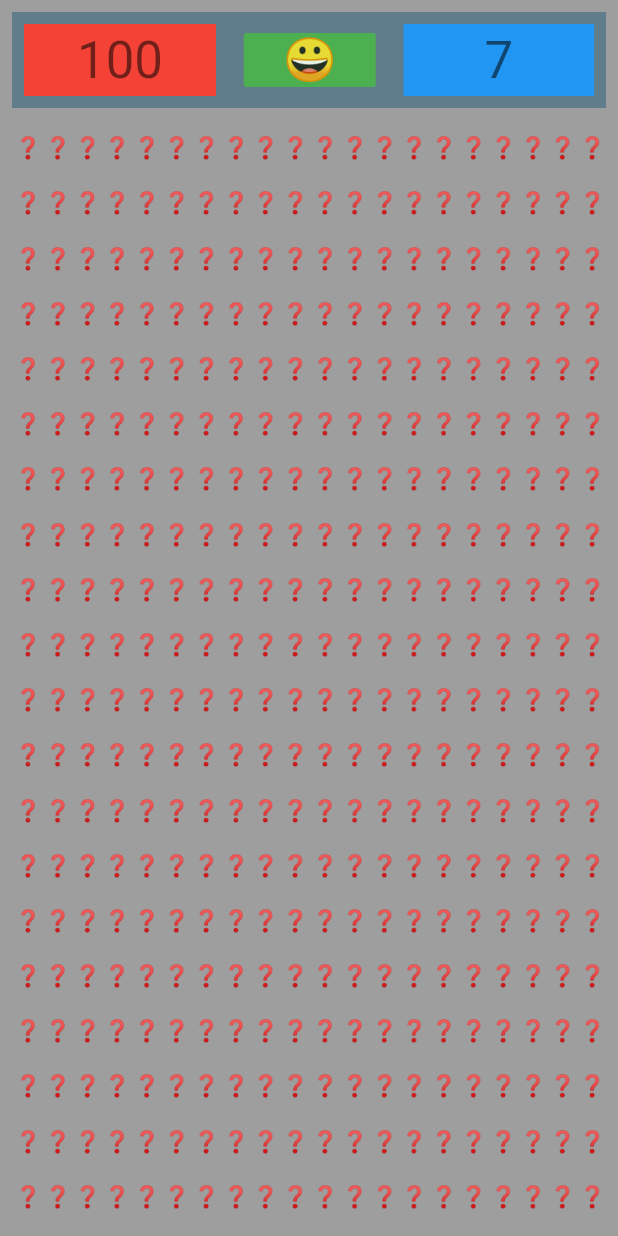
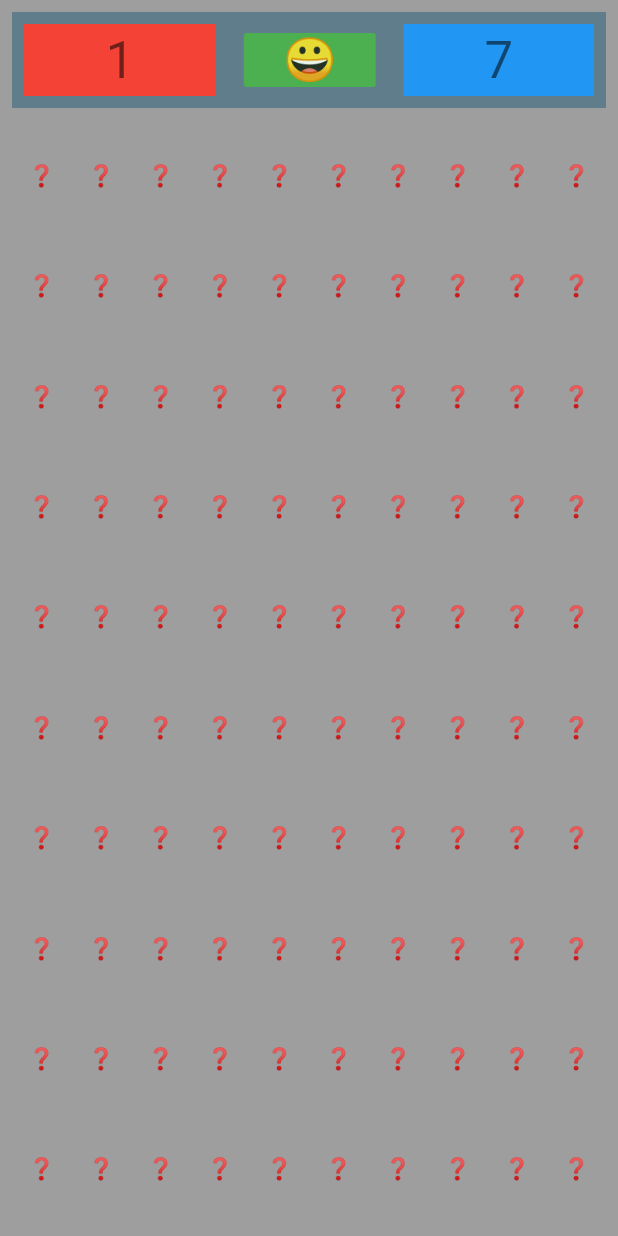
Before and after one commit to ahammer/flutter_minesweeper, a Flutter app: the screen it shows after launch, on a phone screen of 412 x 824 dp. Run offline on Flutter 3.47's test engine with Material 2 defaults, Android fonts, the phone set to English and light mode, and no system bars; our stand-ins replace built_collection, built_value, flutter_redux, redux; generated files the repository leaves out were written again.

Commit message:
Cleanup/refinement

```diff
--- a/lib/src/state/actions/minesweeper_actions.dart
+++ b/lib/src/state/actions/minesweeper_actions.dart
@@ -42,7 +42,7 @@ class TouchMineSweeperTileAction extends Reducer {
   @override
   AppState Function(AppState oldState) get reducer =>
       (oldState) => oldState.rebuild((b) {
-            if (!oldState.mineSweeper.isInBounds(x, y) || oldState.mineSweeper.isGameOver()) {
+            if (!oldState.mineSweeper.isInBounds(x, y) || oldState.mineSweeper.isGameOver) {
               return b;
             }
 
@@ -70,12 +70,11 @@ class FlagMineSweeperTileAction extends Reducer {
   @override
   AppState Function(AppState oldState) get reducer =>
       (oldState) => oldState.rebuild((b) {
-            if (!oldState.mineSweeper.isInBounds(x, y)) {
+            if (!oldState.mineSweeper.isInBounds(x, y) || oldState.mineSweeper.isGameOver) {
               return b;
             }
 
             flipNode(oldState, b, x, y, flip: false);
-
             return b;
           });
 }
@@ -146,8 +145,6 @@ void assignBombs(AppStateBuilder b) {
       int count = countNeighbours(x, y, width, height, nodes);
       final idx = x + y * width;
       final node = nodes[idx];
-      //int neighbours = boardWithoutCounts.bombNeighbours(x: x, y: y);
-      //print("$x $y $neighbours" );
       nodes[idx] = node.rebuild((b) => b..neighbours = count);
     }
   }
--- a/lib/src/state/mine_sweeper.dart
+++ b/lib/src/state/mine_sweeper.dart
@@ -15,7 +15,7 @@ abstract class MineSweeper implements Built<MineSweeper, MineSweeperBuilder> {
 
   //Factory constructor to create a new game
   factory MineSweeper.newGame(
-      {int width = 20, int height = 20, int bombs = 100}) {
+      {int width = 10, int height = 10, int bombs = 1}) {
     //Build the node list
     final nodes = List<MineSweeperNode>();
     for (int i = 0; i < width * height; i++) {
@@ -46,9 +46,21 @@ abstract class MineSweeper implements Built<MineSweeper, MineSweeperBuilder> {
 
   int get flagCount => nodes.fold(0, (value, node)=>value+(node.isTagged?1:0));
 
+  int get notFlipped => nodes.fold(0, (value, node)=>value+(node.isVisible?0:1));
   //Check for Visible Bombs (That's game over)
 
-  bool isGameOver() => gameOverTime != null;
+  bool get isWin => flagCount == bombs && notFlipped == bombs;
+  bool get isGameOver {
+    if (gameOverTime != null) {
+      return true;
+    }
+    //Win condition
+    if (isWin) {
+      return true;
+    }
+
+    return false;
+  }
 
   bool isInBounds(int x, int y) => x >= 0 && y >= 0 && x < width && y < height;
 
--- a/lib/src/ui/components/game_board.dart
+++ b/lib/src/ui/components/game_board.dart
@@ -130,7 +130,8 @@ class MineField extends StatelessWidget {
               converter: (appState) => MineFieldViewModel(
                   appState.state.mineSweeper.width,
                   appState.state.mineSweeper.height,
-                  appState.state.mineSweeper.isGameOver()),
+                  appState.state.mineSweeper.isGameOver,
+                  appState.state.mineSweeper.isWin),
               distinct: true,
               builder: (ctx, vm) {
                 List<Widget> children = List();
@@ -156,11 +157,18 @@ class MineField extends StatelessWidget {
                             child: Container(
                                 width: double.infinity,
                                 height: double.infinity,
-                                color: Theme.of(context).colorScheme.surface.withOpacity(0.6),
+                                color: Theme.of(context)
+                                    .colorScheme
+                                    .surface
+                                    .withOpacity(0.6),
                                 child: Center(
                                     child: Text(
-                                  "Game Over",
-                                  style: Theme.of(context).textTheme.display4,
+                                  vm.gameOver
+                                      ? vm.win
+                                          ? "🔥🔥 You Win 🔥🔥"
+                                          : "💩💩 Game Over 💩💩"
+                                      : "",
+                                  style: Theme.of(context).textTheme.display1,
                                 )))))
                   ],
                 );
@@ -171,8 +179,9 @@ class MineFieldViewModel {
   final int width;
   final int height;
   final bool gameOver;
+  final bool win;
 
-  MineFieldViewModel(this.width, this.height, this.gameOver);
+  MineFieldViewModel(this.width, this.height, this.gameOver, this.win);
 
   //Equals and Hashcode
   bool operator ==(o) =>
--- a/lib/src/ui/components/mine_block.dart
+++ b/lib/src/ui/components/mine_block.dart
@@ -37,7 +37,7 @@ class _MineBlockState extends State<MineBlock> {
             },
             child: MouseRegion(
               onEnter: (_) => setState(() {
-                hover = !Provider.of<Store<AppState>>(context).state.mineSweeper.isGameOver();
+                hover = !Provider.of<Store<AppState>>(context).state.mineSweeper.isGameOver;
               }),
               onExit: (_) => setState(() => hover = false),
               child: AnimatedContainer(
```
